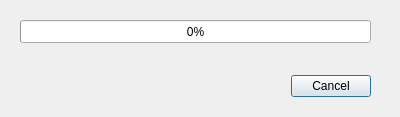
First picture: the form in client/src/ui/dialogs/compatibility_version_installation_dialog.ui, repository networkoptix/nx_open, before the edit.
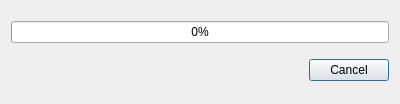
Second picture: the form after the edit.

Commit message:
move compatibility version installation to separate class (refs #4509)
<==== Mercurial data ====>
Branch: bug_4509

Patch:
```diff
--- a/client/src/ui/dialogs/compatibility_version_installation_dialog.ui
+++ b/client/src/ui/dialogs/compatibility_version_installation_dialog.ui
@@ -7,21 +7,22 @@
     <x>0</x>
     <y>0</y>
     <width>400</width>
-    <height>117</height>
+    <height>104</height>
    </rect>
   </property>
   <property name="windowTitle">
    <string/>
   </property>
+  <layout class="QVBoxLayout" name="verticalLayout">
+   <item>
+    <widget class="QProgressBar" name="progressBar">
+     <property name="value">
+      <number>0</number>
+     </property>
+    </widget>
+   </item>
+   <item>
   <widget class="QDialogButtonBox" name="buttonBox">
-   <property name="geometry">
-    <rect>
-     <x>30</x>
-     <y>70</y>
-     <width>341</width>
-     <height>32</height>
-    </rect>
-   </property>
    <property name="orientation">
     <enum>Qt::Horizontal</enum>
    </property>
@@ -29,19 +30,8 @@
     <set>QDialogButtonBox::Cancel</set>
    </property>
   </widget>
-  <widget class="QProgressBar" name="progressBar">
-   <property name="geometry">
-    <rect>
-     <x>20</x>
-     <y>20</y>
-     <width>351</width>
-     <height>23</height>
-    </rect>
-   </property>
-   <property name="value">
-    <number>0</number>
-   </property>
-  </widget>
+   </item>
+  </layout>
  </widget>
  <resources/>
  <connections>
```
Left out of the diff: 8 changed lines with no effect on the pictures. Lines whose indentation alone changed are shown as unchanged. The commit also changes 5 other files.
